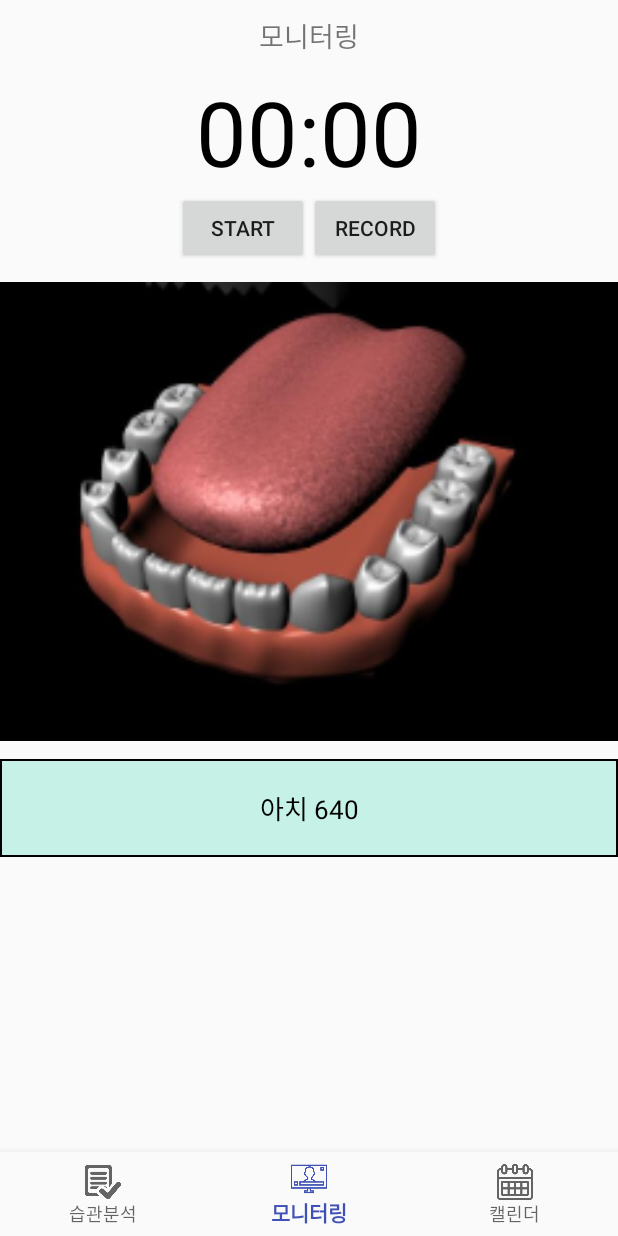
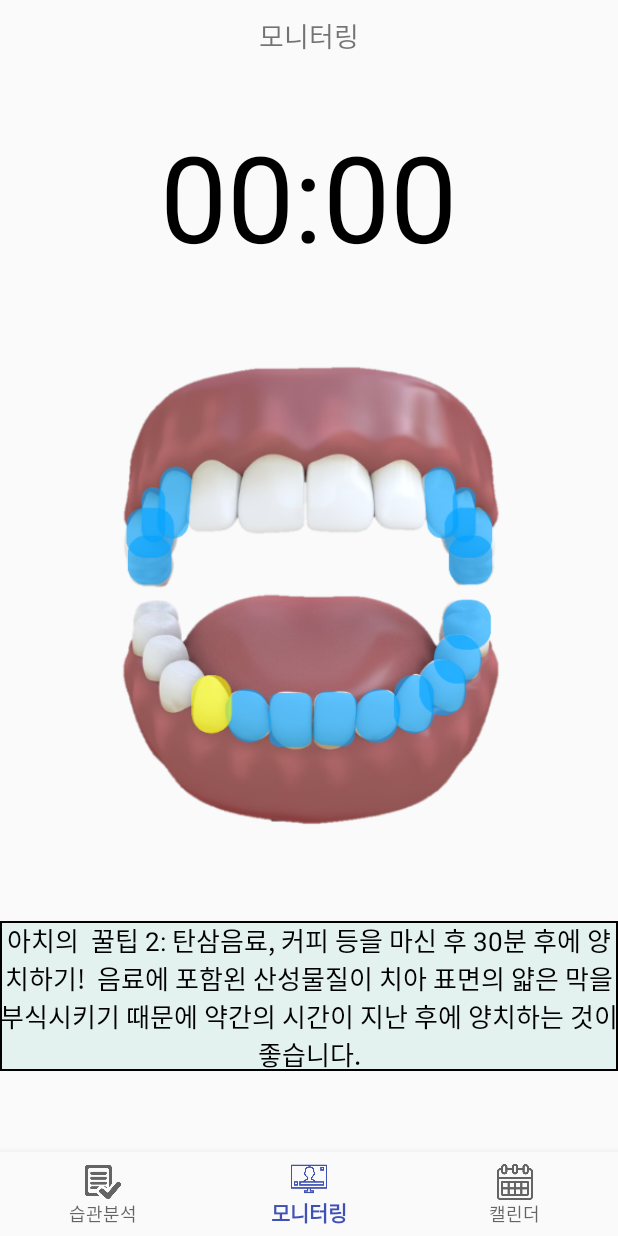
Before and after one commit to Team-Achi/Android, an Android app: the screen it shows after launch (MainActivity), item 2 of the bottom bar chosen, on a phone screen of 412 x 824 dp. Run offline under Robolectric (Android 15) with nearby library versions, the phone set to English and light mode, and no system bars.

Commit message:
Modified Design

```diff
--- a/app/src/main/java/com/example/administrator/achi/fragment/AnalyzeHabitFragment.kt
+++ b/app/src/main/java/com/example/administrator/achi/fragment/AnalyzeHabitFragment.kt
@@ -23,6 +23,7 @@ class AnalyzeHabitFragment : Fragment(){
     private var thisView: View? = null
 
     private lateinit var tv_weeklyScore : TextView
+    private lateinit var tv_weelyComment : TextView
     private lateinit var lv_weeklyHabbit : ExpandableListView
 
     private var groupList = ArrayList<String>()                         // 그룹 이름(item), header
@@ -51,7 +52,10 @@ class AnalyzeHabitFragment : Fragment(){
         }
 
         tv_weeklyScore = thisView!!.findViewById(R.id.tvWeeklyScore)
+        tv_weelyComment = thisView!!. findViewById(R.id.tvWeeklyComment)
         lv_weeklyHabbit = thisView!!.findViewById(R.id.lvWeeklyHabbit)
+
+        init()
 
         getScore()
 
@@ -63,6 +67,14 @@ class AnalyzeHabitFragment : Fragment(){
         lv_weeklyHabbit.setAdapter(expandableListAdapter)
 
         return thisView
+    }
+
+    fun init() {
+        groupList = ArrayList<String>()                         // 그룹 이름(item), header
+        childList = ArrayList<ArrayList<String>>()              // 그룹 리스트 (subitem 목록), body
+        childListContent = ArrayList<ArrayList<String>>()     // subitem 내용들
+
+        weekDates = ArrayList<String>()
     }
 
     // TODO 점수 받아와서 보여주기
--- a/app/src/main/java/com/example/administrator/achi/fragment/MonitoringFragment.kt
+++ b/app/src/main/java/com/example/administrator/achi/fragment/MonitoringFragment.kt
@@ -42,8 +42,8 @@ class MonitoringFragment : Fragment(){
     private lateinit var tv_second : TextView
     private lateinit var tv_semi1 : TextView
 
-    private lateinit var btn_start : Button
-    private lateinit var btn_record : Button
+//    private lateinit var btn_start : Button
+//    private lateinit var btn_record : Button
 
     // Fact
     private val facts = ArrayList<String>()
@@ -100,66 +100,66 @@ class MonitoringFragment : Fragment(){
             }
         }
 
-        btn_start = thisView!!.findViewById<Button>(R.id.btnStart)
-        btn_start = thisView!!.findViewById<Button>(R.id.btnStart)
-        btn_record = thisView!!.findViewById<Button>(R.id.btnRecord)
+//        btn_start = thisView!!.findViewById<Button>(R.id.btnStart)
+//        btn_start = thisView!!.findViewById<Button>(R.id.btnStart)
+//        btn_record = thisView!!.findViewById<Button>(R.id.btnRecord)
         //        btn_pasue = thisView!!.findViewById<Button>(R.id.btnPause)
 
         tv_minute = thisView!!.findViewById<TextView>(R.id.tvMinute)
         tv_second = thisView!!.findViewById<TextView>(R.id.tvSecond)
         tv_semi1 = thisView!!.findViewById<TextView>(R.id.tvSemi1)
 
-        btn_start.setOnClickListener() {thisView->
-
-
-            if (curState == INIT) {         // RUN
-                baseTime = SystemClock.elapsedRealtime()
-                btn_start.setText("PAUSE")
-                btn_record.setEnabled(true)
-                curState = RUN
-
-                handler.postDelayed(runnable, 0)
-
-            }
-            else if (curState == RUN) {     // PAUSE
-                pauseTime = SystemClock.elapsedRealtime()
-                btn_start.setText("START")
-                btn_record.setText("RESET")
-                curState = PAUSE
-                handler.removeCallbacks(runnable)
-            }
-            else if (curState == PAUSE) {       // RUN
-                var curTime : Long = SystemClock.elapsedRealtime()
-                baseTime += curTime - pauseTime
-                btn_start.setText("PAUSE")
-                btn_record.setText("RECORD")
-                curState = RUN
-
-                handler.postDelayed(runnable, 0)
-            }
-        }
-
-        btn_record.setOnClickListener() {thisView->
-            if (curState == RUN) {      // Record
-                second = getElapsedTime()
-                minute = second / 60
-                second = second % 60
-
+//        btn_start.setOnClickListener() {thisView->
+//
+//
+//            if (curState == INIT) {         // RUN
+//                baseTime = SystemClock.elapsedRealtime()
+//                btn_start.setText("PAUSE")
+//                btn_record.setEnabled(true)
+//                curState = RUN
+//
 //                handler.postDelayed(runnable, 0)
-                // Later TODO : 기록하는 textView
-            }
-            else if (curState == PAUSE) {   // Rset
-                btn_start.setText("START")
-                btn_record.setText("RECORD")
-
-                tv_minute.setText("00")
-                tv_second.setText("00")
-
-                curState = INIT
-                btn_record.setEnabled(false)
-                handler.removeCallbacks(runnable)
-            }
-        }
+//
+//            }
+//            else if (curState == RUN) {     // PAUSE
+//                pauseTime = SystemClock.elapsedRealtime()
+//                btn_start.setText("START")
+//                btn_record.setText("RESET")
+//                curState = PAUSE
+//                handler.removeCallbacks(runnable)
+//            }
+//            else if (curState == PAUSE) {       // RUN
+//                var curTime : Long = SystemClock.elapsedRealtime()
+//                baseTime += curTime - pauseTime
+//                btn_start.setText("PAUSE")
+//                btn_record.setText("RECORD")
+//                curState = RUN
+//
+//                handler.postDelayed(runnable, 0)
+//            }
+//        }
+//
+//        btn_record.setOnClickListener() {thisView->
+//            if (curState == RUN) {      // Record
+//                second = getElapsedTime()
+//                minute = second / 60
+//                second = second % 60
+//
+////                handler.postDelayed(runnable, 0)
+//                // Later TODO : 기록하는 textView
+//            }
+//            else if (curState == PAUSE) {   // Rset
+//                btn_start.setText("START")
+//                btn_record.setText("RECORD")
+//
+//                tv_minute.setText("00")
+//                tv_second.setText("00")
+//
+//                curState = INIT
+//                btn_record.setEnabled(false)
+//                handler.removeCallbacks(runnable)
+//            }
+//        }
     }
 
     fun getElapsedTime() : Int {
@@ -172,9 +172,11 @@ class MonitoringFragment : Fragment(){
     // Facts
     fun addFacts() {
         var i : Int = 0
-        for( i in 0..1000) {
-            facts.add("아치 " + i.toString())
-        }
+
+        facts.add("아치의 꿀팁 1: 칫솔에 물을 묻히지 마세요! 치약에 물이 묻게 되면 세마제의 농도가 떨어지기 때문에 양치질 효과가 줄어들게 된답니다.")
+        facts.add("아치의  꿀팁 2: 탄삼음료, 커피 등을 마신 후 30분 후에 양치하기!  음료에 포함왼 산성물질이 치아 표면의 얇은 막을 부식시키기 때문에 약간의 시간이 지난 후에 양치하는 것이 좋습니다.")
+        facts.add("아치의 꿀팁 3: 어금니, 바깥쪽면, 안쪽면, 씹는면 순으로 닦기! 그리고 엽으로 닦아 내리는 것보다 칫솔을 회전시키면서 쓸어내리는 느낌으로 양치질하는 것이 좋습니다.")
+
     }
 
     fun printFacts() {
--- a/app/src/main/res/drawable/tv_fact_border.xml
+++ b/app/src/main/res/drawable/tv_fact_border.xml
@@ -4,7 +4,7 @@
     <item>
         <shape android:shape="rectangle">
             <stroke android:width="1dp" android:color="@android:color/black" />
-            <solid android:color="#8a99ebd6" />
+            <solid android:color="#E3F2EF" />
         </shape>
     </item>
 
--- a/app/src/main/res/drawable/tv_weeklyscore_border.xml
+++ b/app/src/main/res/drawable/tv_weeklyscore_border.xml
@@ -4,7 +4,7 @@
     <item>
         <shape android:shape="rectangle">
             <stroke android:width="1dp" android:color="@android:color/white" />
-            <solid android:color="#8a99ebd6" />
+            <solid android:color="#E3F2EF" />
         </shape>
     </item>
 
--- a/app/src/main/res/layout/fragment_calendar.xml
+++ b/app/src/main/res/layout/fragment_calendar.xml
@@ -31,7 +31,7 @@
         xmlns:card="http://schemas.android.com/apk/res-auto"
         android:layout_width="match_parent"
         android:layout_height="wrap_content"
-        android:background="#8a99ebd6"
+        android:background="#E3F2EF"
         android:padding="5dp">
 
         <LinearLayout
--- a/app/src/main/res/layout/fragment_monitoring.xml
+++ b/app/src/main/res/layout/fragment_monitoring.xml
@@ -22,7 +22,8 @@
         android:layout_width="wrap_content"
         android:layout_height="wrap_content"
         android:layout_gravity="center"
-        android:orientation="horizontal">
+        android:orientation="horizontal"
+        android:layout_marginTop="30dp">
 
         <TextView
             android:id="@+id/tvMinute"
@@ -30,7 +31,7 @@
             android:layout_height="wrap_content"
             android:text="00"
             android:textColor="@android:color/black"
-            android:textSize="60sp" />
+            android:textSize="80sp" />
 
         <TextView
             android:id="@+id/tvSemi1"
@@ -38,7 +39,7 @@
             android:layout_height="wrap_content"
             android:text=":"
             android:textColor="@android:color/black"
-            android:textSize="60sp" />
+            android:textSize="80sp" />
 
         <TextView
             android:id="@+id/tvSecond"
@@ -46,47 +47,27 @@
             android:layout_height="wrap_content"
             android:text="00"
             android:textColor="@android:color/black"
-            android:textSize="60sp" />
+            android:textSize="80sp" />
     </LinearLayout>
 
-
-    <LinearLayout
-        android:layout_width="wrap_content"
-        android:layout_height="wrap_content"
-        android:layout_gravity="center">
-
-        <Button
-            android:id="@+id/btnStart"
-            android:layout_width="wrap_content"
-            android:layout_height="wrap_content"
-            android:layout_gravity="center"
-            android:text="Start" />
-
-
-
-        <Button
-            android:id="@+id/btnRecord"
-            android:layout_width="wrap_content"
-            android:layout_height="wrap_content"
-            android:layout_gravity="center"
-            android:text="Record" />
-
-    </LinearLayout>
 
     <ImageView
         android:id="@+id/model"
         android:layout_width="match_parent"
         android:layout_height="330dp"
-        android:src="@mipmap/teeth_model" />
+        android:src="@mipmap/teeth_model"
+        android:layout_marginBottom="30dp"
+        android:layout_marginTop="50dp"/>
 
     <TextView
         android:id="@+id/tvFact"
         android:layout_width="match_parent"
-        android:layout_height="65dp"
+        android:layout_height="100dp"
         android:background="@drawable/tv_fact_border"
         android:gravity="center"
         android:text="하루에 양치를 3번 해야해~~~~"
         android:textColor="@android:color/black"
+        android:layout_marginTop="20dp"
         android:textSize="17dp" />
 
 </LinearLayout>
```
Also changed, not shown: app/src/main/res/layout/elv_child.xml (+23 -11 lines), app/src/main/res/layout/fragment_analyzehabit.xml (+13 -1 lines), app/src/main/res/drawable-v24/record_icon.png (added), app/src/main/res/mipmap-xxxhdpi/teeth_model.PNG.
